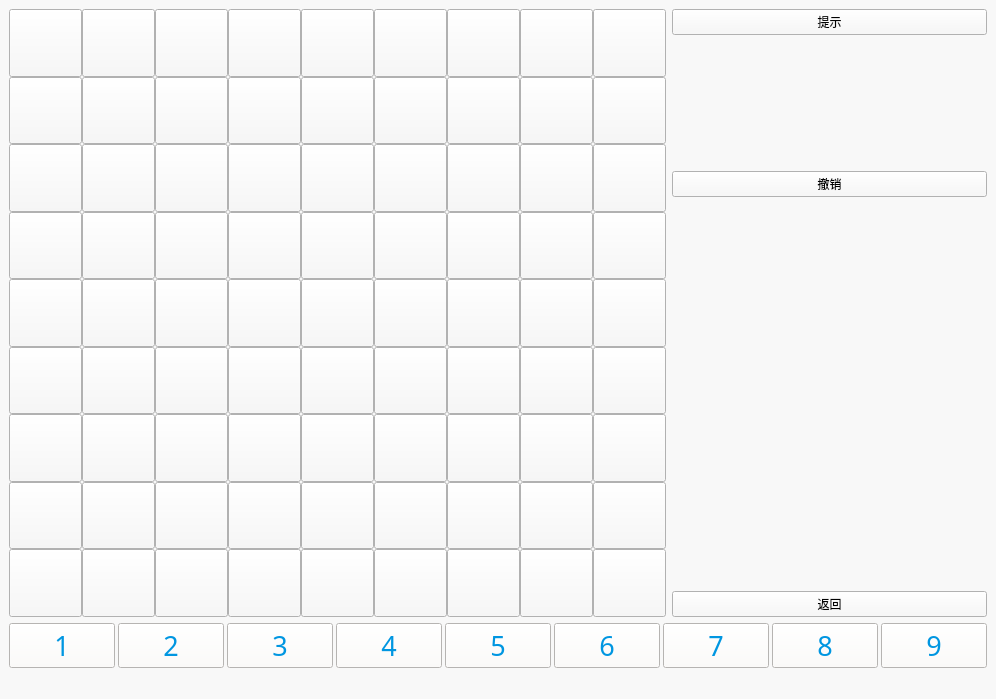
Hanii17/Sudoku_team12, file mainwindow.ui: the form before one commit.
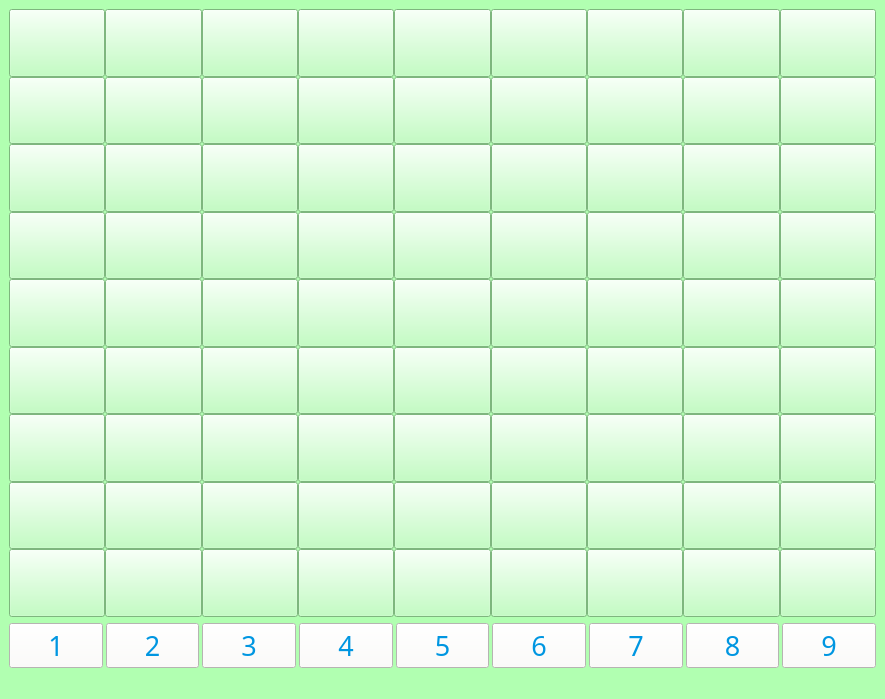
The form after the commit.

Diff of the .ui file:
```diff
--- a/mainwindow.ui
+++ b/mainwindow.ui
@@ -6,7 +6,7 @@
    <rect>
     <x>0</x>
     <y>0</y>
-    <width>996</width>
+    <width>885</width>
     <height>699</height>
    </rect>
   </property>
@@ -14,7 +14,7 @@
    <string>数独游戏</string>
   </property>
   <property name="styleSheet">
-   <string notr="true">background-color: rgb(248, 248, 248);</string>
+   <string notr="true">background-color: rgb(177, 255, 177);</string>
   </property>
   <widget class="QWidget" name="centralwidget">
    <layout class="QVBoxLayout" name="verticalLayout_3">
@@ -38,7 +38,7 @@
             <item row="0" column="0">
              <widget class="QPushButton" name="btn_1">
               <property name="sizePolicy">
-               <sizepolicy hsizetype="Preferred" vsizetype="Preferred">
+               <sizepolicy hsizetype="Expanding" vsizetype="Expanding">
                 <horstretch>0</horstretch>
                 <verstretch>0</verstretch>
                </sizepolicy>
@@ -77,7 +77,7 @@
             <item row="0" column="1">
              <widget class="QPushButton" name="btn_2">
               <property name="sizePolicy">
-               <sizepolicy hsizetype="Preferred" vsizetype="Preferred">
+               <sizepolicy hsizetype="Expanding" vsizetype="Expanding">
                 <horstretch>0</horstretch>
                 <verstretch>0</verstretch>
                </sizepolicy>
@@ -104,7 +104,7 @@
             <item row="2" column="1">
              <widget class="QPushButton" name="btn_20">
               <property name="sizePolicy">
-               <sizepolicy hsizetype="Preferred" vsizetype="Preferred">
+               <sizepolicy hsizetype="Expanding" vsizetype="Expanding">
                 <horstretch>0</horstretch>
                 <verstretch>0</verstretch>
                </sizepolicy>
@@ -131,7 +131,7 @@
             <item row="1" column="1">
              <widget class="QPushButton" name="btn_11">
               <property name="sizePolicy">
-               <sizepolicy hsizetype="Preferred" vsizetype="Preferred">
+               <sizepolicy hsizetype="Expanding" vsizetype="Expanding">
                 <horstretch>0</horstretch>
                 <verstretch>0</verstretch>
                </sizepolicy>
@@ -158,7 +158,7 @@
             <item row="2" column="2">
              <widget class="QPushButton" name="btn_21">
               <property name="sizePolicy">
-               <sizepolicy hsizetype="Preferred" vsizetype="Preferred">
+               <sizepolicy hsizetype="Expanding" vsizetype="Expanding">
                 <horstretch>0</horstretch>
                 <verstretch>0</verstretch>
                </sizepolicy>
@@ -185,7 +185,7 @@
             <item row="1" column="2">
              <widget class="QPushButton" name="btn_12">
               <property name="sizePolicy">
-               <sizepolicy hsizetype="Preferred" vsizetype="Preferred">
+               <sizepolicy hsizetype="Expanding" vsizetype="Expanding">
                 <horstretch>0</horstretch>
                 <verstretch>0</verstretch>
                </sizepolicy>
@@ -212,7 +212,7 @@
             <item row="2" column="0">
              <widget class="QPushButton" name="btn_19">
               <property name="sizePolicy">
-               <sizepolicy hsizetype="Preferred" vsizetype="Preferred">
+               <sizepolicy hsizetype="Expanding" vsizetype="Expanding">
                 <horstretch>0</horstretch>
                 <verstretch>0</verstretch>
                </sizepolicy>
@@ -239,7 +239,7 @@
             <item row="0" column="2">
              <widget class="QPushButton" name="btn_3">
               <property name="sizePolicy">
-               <sizepolicy hsizetype="Preferred" vsizetype="Preferred">
+               <sizepolicy hsizetype="Expanding" vsizetype="Expanding">
                 <horstretch>0</horstretch>
                 <verstretch>0</verstretch>
                </sizepolicy>
@@ -269,7 +269,7 @@
             <item row="1" column="0">
              <widget class="QPushButton" name="btn_10">
               <property name="sizePolicy">
-               <sizepolicy hsizetype="Preferred" vsizetype="Preferred">
+               <sizepolicy hsizetype="Expanding" vsizetype="Expanding">
                 <horstretch>0</horstretch>
                 <verstretch>0</verstretch>
                </sizepolicy>
@@ -303,7 +303,7 @@
             <item row="2" column="1">
              <widget class="QPushButton" name="btn_23">
               <property name="sizePolicy">
-               <sizepolicy hsizetype="Preferred" vsizetype="Preferred">
+               <sizepolicy hsizetype="Expanding" vsizetype="Expanding">
                 <horstretch>0</horstretch>
                 <verstretch>0</verstretch>
                </sizepolicy>
@@ -330,7 +330,7 @@
             <item row="1" column="0">
              <widget class="QPushButton" name="btn_13">
               <property name="sizePolicy">
-               <sizepolicy hsizetype="Preferred" vsizetype="Preferred">
+               <sizepolicy hsizetype="Expanding" vsizetype="Expanding">
                 <horstretch>0</horstretch>
                 <verstretch>0</verstretch>
                </sizepolicy>
@@ -357,7 +357,7 @@
             <item row="0" column="1">
              <widget class="QPushButton" name="btn_5">
               <property name="sizePolicy">
-               <sizepolicy hsizetype="Preferred" vsizetype="Preferred">
+               <sizepolicy hsizetype="Expanding" vsizetype="Expanding">
                 <horstretch>0</horstretch>
                 <verstretch>0</verstretch>
                </sizepolicy>
@@ -384,7 +384,7 @@
             <item row="2" column="0">
              <widget class="QPushButton" name="btn_22">
               <property name="sizePolicy">
-               <sizepolicy hsizetype="Preferred" vsizetype="Preferred">
+               <sizepolicy hsizetype="Expanding" vsizetype="Expanding">
                 <horstretch>0</horstretch>
                 <verstretch>0</verstretch>
                </sizepolicy>
@@ -411,7 +411,7 @@
             <item row="0" column="2">
              <widget class="QPushButton" name="btn_6">
               <property name="sizePolicy">
-               <sizepolicy hsizetype="Preferred" vsizetype="Preferred">
+               <sizepolicy hsizetype="Expanding" vsizetype="Expanding">
                 <horstretch>0</horstretch>
                 <verstretch>0</verstretch>
                </sizepolicy>
@@ -438,7 +438,7 @@
             <item row="2" column="2">
              <widget class="QPushButton" name="btn_24">
               <property name="sizePolicy">
-               <sizepolicy hsizetype="Preferred" vsizetype="Preferred">
+               <sizepolicy hsizetype="Expanding" vsizetype="Expanding">
                 <horstretch>0</horstretch>
                 <verstretch>0</verstretch>
                </sizepolicy>
@@ -465,7 +465,7 @@
             <item row="1" column="1">
              <widget class="QPushButton" name="btn_14">
               <property name="sizePolicy">
-               <sizepolicy hsizetype="Preferred" vsizetype="Preferred">
+               <sizepolicy hsizetype="Expanding" vsizetype="Expanding">
                 <horstretch>0</horstretch>
                 <verstretch>0</verstretch>
                </sizepolicy>
@@ -492,7 +492,7 @@
             <item row="1" column="2">
              <widget class="QPushButton" name="btn_15">
               <property name="sizePolicy">
-               <sizepolicy hsizetype="Preferred" vsizetype="Preferred">
+               <sizepolicy hsizetype="Expanding" vsizetype="Expanding">
                 <horstretch>0</horstretch>
                 <verstretch>0</verstretch>
                </sizepolicy>
@@ -519,7 +519,7 @@
             <item row="0" column="0">
              <widget class="QPushButton" name="btn_4">
               <property name="sizePolicy">
-               <sizepolicy hsizetype="Preferred" vsizetype="Preferred">
+               <sizepolicy hsizetype="Expanding" vsizetype="Expanding">
                 <horstretch>0</horstretch>
                 <verstretch>0</verstretch>
                </sizepolicy>
@@ -553,7 +553,7 @@
             <item row="0" column="0">
              <widget class="QPushButton" name="btn_7">
               <property name="sizePolicy">
-               <sizepolicy hsizetype="Preferred" vsizetype="Preferred">
+               <sizepolicy hsizetype="Expanding" vsizetype="Expanding">
                 <horstretch>0</horstretch>
                 <verstretch>0</verstretch>
                </sizepolicy>
@@ -580,7 +580,7 @@
             <item row="0" column="1">
              <widget class="QPushButton" name="btn_8">
               <property name="sizePolicy">
-               <sizepolicy hsizetype="Preferred" vsizetype="Preferred">
+               <sizepolicy hsizetype="Expanding" vsizetype="Expanding">
                 <horstretch>0</horstretch>
                 <verstretch>0</verstretch>
                </sizepolicy>
@@ -607,7 +607,7 @@
             <item row="0" column="2">
              <widget class="QPushButton" name="btn_9">
               <property name="sizePolicy">
-               <sizepolicy hsizetype="Preferred" vsizetype="Preferred">
+               <sizepolicy hsizetype="Expanding" vsizetype="Expanding">
                 <horstretch>0</horstretch>
                 <verstretch>0</verstretch>
                </sizepolicy>
@@ -634,7 +634,7 @@
             <item row="1" column="0">
              <widget class="QPushButton" name="btn_16">
               <property name="sizePolicy">
-               <sizepolicy hsizetype="Preferred" vsizetype="Preferred">
+               <sizepolicy hsizetype="Expanding" vsizetype="Expanding">
                 <horstretch>0</horstretch>
                 <verstretch>0</verstretch>
                </sizepolicy>
@@ -661,7 +661,7 @@
             <item row="1" column="1">
              <widget class="QPushButton" name="btn_17">
               <property name="sizePolicy">
-               <sizepolicy hsizetype="Preferred" vsizetype="Preferred">
+               <sizepolicy hsizetype="Expanding" vsizetype="Expanding">
                 <horstretch>0</horstretch>
                 <verstretch>0</verstretch>
                </sizepolicy>
@@ -688,7 +688,7 @@
             <item row="1" column="2">
              <widget class="QPushButton" name="btn_18">
               <property name="sizePolicy">
-               <sizepolicy hsizetype="Preferred" vsizetype="Preferred">
+               <sizepolicy hsizetype="Expanding" vsizetype="Expanding">
                 <horstretch>0</horstretch>
                 <verstretch>0</verstretch>
                </sizepolicy>
@@ -715,7 +715,7 @@
             <item row="2" column="0">
              <widget class="QPushButton" name="btn_25">
               <property name="sizePolicy">
-               <sizepolicy hsizetype="Preferred" vsizetype="Preferred">
+               <sizepolicy hsizetype="Expanding" vsizetype="Expanding">
                 <horstretch>0</horstretch>
                 <verstretch>0</verstretch>
                </sizepolicy>
@@ -742,7 +742,7 @@
             <item row="2" column="1">
              <widget class="QPushButton" name="btn_26">
               <property name="sizePolicy">
-               <sizepolicy hsizetype="Preferred" vsizetype="Preferred">
+               <sizepolicy hsizetype="Expanding" vsizetype="Expanding">
                 <horstretch>0</horstretch>
                 <verstretch>0</verstretch>
                </sizepolicy>
@@ -769,7 +769,7 @@
             <item row="2" column="2">
              <widget class="QPushButton" name="btn_27">
               <property name="sizePolicy">
-               <sizepolicy hsizetype="Preferred" vsizetype="Preferred">
+               <sizepolicy hsizetype="Expanding" vsizetype="Expanding">
                 <horstretch>0</horstretch>
                 <verstretch>0</verstretch>
                </sizepolicy>
@@ -810,7 +810,7 @@
             <item row="0" column="0">
              <widget class="QPushButton" name="btn_28">
               <property name="sizePolicy">
-               <sizepolicy hsizetype="Preferred" vsizetype="Preferred">
+               <sizepolicy hsizetype="Expanding" vsizetype="Expanding">
                 <horstretch>0</horstretch>
                 <verstretch>0</verstretch>
                </sizepolicy>
@@ -837,7 +837,7 @@
             <item row="0" column="1">
              <widget class="QPushButton" name="btn_29">
               <property name="sizePolicy">
-               <sizepolicy hsizetype="Preferred" vsizetype="Preferred">
+               <sizepolicy hsizetype="Expanding" vsizetype="Expanding">
                 <horstretch>0</horstretch>
                 <verstretch>0</verstretch>
                </sizepolicy>
@@ -864,7 +864,7 @@
             <item row="0" column="2">
              <widget class="QPushButton" name="btn_30">
               <property name="sizePolicy">
-               <sizepolicy hsizetype="Preferred" vsizetype="Preferred">
+               <sizepolicy hsizetype="Expanding" vsizetype="Expanding">
                 <horstretch>0</horstretch>
                 <verstretch>0</verstretch>
                </sizepolicy>
@@ -891,7 +891,7 @@
             <item row="1" column="0">
              <widget class="QPushButton" name="btn_37">
               <property name="sizePolicy">
-               <sizepolicy hsizetype="Preferred" vsizetype="Preferred">
+               <sizepolicy hsizetype="Expanding" vsizetype="Expanding">
                 <horstretch>0</horstretch>
                 <verstretch>0</verstretch>
                </sizepolicy>
@@ -918,7 +918,7 @@
             <item row="1" column="1">
              <widget class="QPushButton" name="btn_38">
               <property name="sizePolicy">
-               <sizepolicy hsizetype="Preferred" vsizetype="Preferred">
+               <sizepolicy hsizetype="Expanding" vsizetype="Expanding">
                 <horstretch>0</horstretch>
                 <verstretch>0</verstretch>
                </sizepolicy>
@@ -945,7 +945,7 @@
             <item row="1" column="2">
              <widget class="QPushButton" name="btn_39">
               <property name="sizePolicy">
-               <sizepolicy hsizetype="Preferred" vsizetype="Preferred">
+               <sizepolicy hsizetype="Expanding" vsizetype="Expanding">
                 <horstretch>0</horstretch>
                 <verstretch>0</verstretch>
                </sizepolicy>
@@ -972,7 +972,7 @@
             <item row="2" column="0">
              <widget class="QPushButton" name="btn_46">
               <property name="sizePolicy">
-               <sizepolicy hsizetype="Preferred" vsizetype="Preferred">
+               <sizepolicy hsizetype="Expanding" vsizetype="Expanding">
                 <horstretch>0</horstretch>
                 <verstretch>0</verstretch>
                </sizepolicy>
@@ -999,7 +999,7 @@
             <item row="2" column="1">
              <widget class="QPushButton" name="btn_47">
               <property name="sizePolicy">
-               <sizepolicy hsizetype="Preferred" vsizetype="Preferred">
+               <sizepolicy hsizetype="Expanding" vsizetype="Expanding">
                 <horstretch>0</horstretch>
                 <verstretch>0</verstretch>
                </sizepolicy>
@@ -1026,7 +1026,7 @@
             <item row="2" column="2">
              <widget class="QPushButton" name="btn_48">
               <property name="sizePolicy">
-               <sizepolicy hsizetype="Preferred" vsizetype="Preferred">
+               <sizepolicy hsizetype="Expanding" vsizetype="Expanding">
                 <horstretch>0</horstretch>
                 <verstretch>0</verstretch>
                </sizepolicy>
@@ -1060,7 +1060,7 @@
             <item row="0" column="0">
              <widget class="QPushButton" name="btn_31">
               <property name="sizePolicy">
-               <sizepolicy hsizetype="Preferred" vsizetype="Preferred">
+               <sizepolicy hsizetype="Expanding" vsizetype="Expanding">
                 <horstretch>0</horstretch>
                 <verstretch>0</verstretch>
                </sizepolicy>
@@ -1087,7 +1087,7 @@
             <item row="0" column="1">
              <widget class="QPushButton" name="btn_32">
               <property name="sizePolicy">
-               <sizepolicy hsizetype="Preferred" vsizetype="Preferred">
+               <sizepolicy hsizetype="Expanding" vsizetype="Expanding">
                 <horstretch>0</horstretch>
                 <verstretch>0</verstretch>
                </sizepolicy>
@@ -1114,7 +1114,7 @@
             <item row="1" column="2">
              <widget class="QPushButton" name="btn_42">
               <property name="sizePolicy">
-               <sizepolicy hsizetype="Preferred" vsizetype="Preferred">
+               <sizepolicy hsizetype="Expanding" vsizetype="Expanding">
                 <horstretch>0</horstretch>
                 <verstretch>0</verstretch>
                </sizepolicy>
@@ -1141,7 +1141,7 @@
             <item row="2" column="0">
              <widget class="QPushButton" name="btn_49">
               <property name="sizePolicy">
-               <sizepolicy hsizetype="Preferred" vsizetype="Preferred">
+               <sizepolicy hsizetype="Expanding" vsizetype="Expanding">
                 <horstretch>0</horstretch>
                 <verstretch>0</verstretch>
                </sizepolicy>
@@ -1168,7 +1168,7 @@
             <item row="0" column="2">
              <widget class="QPushButton" name="btn_33">
               <property name="sizePolicy">
-               <sizepolicy hsizetype="Preferred" vsizetype="Preferred">
+               <sizepolicy hsizetype="Expanding" vsizetype="Expanding">
                 <horstretch>0</horstretch>
                 <verstretch>0</verstretch>
                </sizepolicy>
@@ -1195,7 +1195,7 @@
             <item row="1" column="0">
              <widget class="QPushButton" name="btn_40">
               <property name="sizePolicy">
-               <sizepolicy hsizetype="Preferred" vsizetype="Preferred">
+               <sizepolicy hsizetype="Expanding" vsizetype="Expanding">
                 <horstretch>0</horstretch>
                 <verstretch>0</verstretch>
                </sizepolicy>
@@ -1222,7 +1222,7 @@
             <item row="1" column="1">
              <widget class="QPushButton" name="btn_41">
               <property name="sizePolicy">
-               <sizepolicy hsizetype="Preferred" vsizetype="Preferred">
+               <sizepolicy hsizetype="Expanding" vsizetype="Expanding">
                 <horstretch>0</horstretch>
                 <verstretch>0</verstretch>
                </sizepolicy>
@@ -1249,7 +1249,7 @@
             <item row="2" column="1">
              <widget class="QPushButton" name="btn_50">
               <property name="sizePolicy">
-               <sizepolicy hsizetype="Preferred" vsizetype="Preferred">
+               <sizepolicy hsizetype="Expanding" vsizetype="Expanding">
                 <horstretch>0</horstretch>
                 <verstretch>0</verstretch>
                </sizepolicy>
@@ -1279,7 +1279,7 @@
             <item row="2" column="2">
              <widget class="QPushButton" name="btn_51">
               <property name="sizePolicy">
-               <sizepolicy hsizetype="Preferred" vsizetype="Preferred">
+               <sizepolicy hsizetype="Expanding" vsizetype="Expanding">
                 <horstretch>0</horstretch>
                 <verstretch>0</verstretch>
                </sizepolicy>
@@ -1313,7 +1313,7 @@
             <item row="0" column="0">
              <widget class="QPushButton" name="btn_34">
               <property name="sizePolicy">
-               <sizepolicy hsizetype="Preferred" vsizetype="Preferred">
+               <sizepolicy hsizetype="Expanding" vsizetype="Expanding">
                 <horstretch>0</horstretch>
                 <verstretch>0</verstretch>
                </sizepolicy>
@@ -1340,7 +1340,7 @@
             <item row="0" column="1">
              <widget class="QPushButton" name="btn_35">
               <property name="sizePolicy">
-               <sizepolicy hsizetype="Preferred" vsizetype="Preferred">
+               <sizepolicy hsizetype="Expanding" vsizetype="Expanding">
                 <horstretch>0</horstretch>
                 <verstretch>0</verstretch>
                </sizepolicy>
@@ -1367,7 +1367,7 @@
             <item row="0" column="2">
              <widget class="QPushButton" name="btn_36">
               <property name="sizePolicy">
-               <sizepolicy hsizetype="Preferred" vsizetype="Preferred">
+               <sizepolicy hsizetype="Expanding" vsizetype="Expanding">
                 <horstretch>0</horstretch>
                 <verstretch>0</verstretch>
                </sizepolicy>
@@ -1394,7 +1394,7 @@
             <item row="1" column="0">
              <widget class="QPushButton" name="btn_43">
               <property name="sizePolicy">
-               <sizepolicy hsizetype="Preferred" vsizetype="Preferred">
+               <sizepolicy hsizetype="Expanding" vsizetype="Expanding">
                 <horstretch>0</horstretch>
                 <verstretch>0</verstretch>
                </sizepolicy>
@@ -1421,7 +1421,7 @@
             <item row="1" column="1">
              <widget class="QPushButton" name="btn_44">
               <property name="sizePolicy">
-               <sizepolicy hsizetype="Preferred" vsizetype="Preferred">
+               <sizepolicy hsizetype="Expanding" vsizetype="Expanding">
                 <horstretch>0</horstretch>
                 <verstretch>0</verstretch>
                </sizepolicy>
@@ -1448,7 +1448,7 @@
             <item row="1" column="2">
              <widget class="QPushButton" name="btn_45">
               <property name="sizePolicy">
-               <sizepolicy hsizetype="Preferred" vsizetype="Preferred">
+               <sizepolicy hsizetype="Expanding" vsizetype="Expanding">
                 <horstretch>0</horstretch>
                 <verstretch>0</verstretch>
                </sizepolicy>
@@ -1475,7 +1475,7 @@
             <item row="2" column="0">
              <widget class="QPushButton" name="btn_52">
               <property name="sizePolicy">
-               <sizepolicy hsizetype="Preferred" vsizetype="Preferred">
+               <sizepolicy hsizetype="Expanding" vsizetype="Expanding">
                 <horstretch>0</horstretch>
                 <verstretch>0</verstretch>
                </sizepolicy>
@@ -1502,7 +1502,7 @@
             <item row="2" column="1">
              <widget class="QPushButton" name="btn_53">
               <property name="sizePolicy">
-               <sizepolicy hsizetype="Preferred" vsizetype="Preferred">
+               <sizepolicy hsizetype="Expanding" vsizetype="Expanding">
                 <horstretch>0</horstretch>
                 <verstretch>0</verstretch>
                </sizepolicy>
@@ -1529,7 +1529,7 @@
             <item row="2" column="2">
              <widget class="QPushButton" name="btn_54">
               <property name="sizePolicy">
-               <sizepolicy hsizetype="Preferred" vsizetype="Preferred">
+               <sizepolicy hsizetype="Expanding" vsizetype="Expanding">
                 <horstretch>0</horstretch>
                 <verstretch>0</verstretch>
                </sizepolicy>
@@ -1570,7 +1570,7 @@
             <item row="0" column="0">
              <widget class="QPushButton" name="btn_55">
               <property name="sizePolicy">
-               <sizepolicy hsizetype="Preferred" vsizetype="Preferred">
+               <sizepolicy hsizetype="Expanding" vsizetype="Expanding">
                 <horstretch>0</horstretch>
                 <verstretch>0</verstretch>
                </sizepolicy>
@@ -1597,7 +1597,7 @@
             <item row="0" column="1">
              <widget class="QPushButton" name="btn_56">
               <property name="sizePolicy">
-               <sizepolicy hsizetype="Preferred" vsizetype="Preferred">
+               <sizepolicy hsizetype="Expanding" vsizetype="Expanding">
                 <horstretch>0</horstretch>
                 <verstretch>0</verstretch>
                </sizepolicy>
@@ -1624,7 +1624,7 @@
             <item row="0" column="2">
              <widget class="QPushButton" name="btn_57">
               <property name="sizePolicy">
-               <sizepolicy hsizetype="Preferred" vsizetype="Preferred">
+               <sizepolicy hsizetype="Expanding" vsizetype="Expanding">
                 <horstretch>0</horstretch>
                 <verstretch>0</verstretch>
                </sizepolicy>
@@ -1651,7 +1651,7 @@
             <item row="1" column="0">
              <widget class="QPushButton" name="btn_64">
               <property name="sizePolicy">
-               <sizepolicy hsizetype="Preferred" vsizetype="Preferred">
+               <sizepolicy hsizetype="Expanding" vsizetype="Expanding">
                 <horstretch>0</horstretch>
                 <verstretch>0</verstretch>
                </sizepolicy>
@@ -1678,7 +1678,7 @@
             <item row="1" column="1">
              <widget class="QPushButton" name="btn_65">
               <property name="sizePolicy">
-               <sizepolicy hsizetype="Preferred" vsizetype="Preferred">
+               <sizepolicy hsizetype="Expanding" vsizetype="Expanding">
                 <horstretch>0</horstretch>
                 <verstretch>0</verstretch>
                </sizepolicy>
@@ -1705,7 +1705,7 @@
             <item row="1" column="2">
              <widget class="QPushButton" name="btn_66">
               <property name="sizePolicy">
-               <sizepolicy hsizetype="Preferred" vsizetype="Preferred">
+               <sizepolicy hsizetype="Expanding" vsizetype="Expanding">
                 <horstretch>0</horstretch>
                 <verstretch>0</verstretch>
                </sizepolicy>
@@ -1732,7 +1732,7 @@
             <item row="2" column="0">
              <widget class="QPushButton" name="btn_73">
               <property name="sizePolicy">
-               <sizepolicy hsizetype="Preferred" vsizetype="Preferred">
+               <sizepolicy hsizetype="Expanding" vsizetype="Expanding">
                 <horstretch>0</horstretch>
                 <verstretch>0</verstretch>
                </sizepolicy>
@@ -1759,7 +1759,7 @@
             <item row="2" column="1">
              <widget class="QPushButton" name="btn_74">
               <property name="sizePolicy">
-               <sizepolicy hsizetype="Preferred" vsizetype="Preferred">
+               <sizepolicy hsizetype="Expanding" vsizetype="Expanding">
                 <horstretch>0</horstretch>
                 <verstretch>0</verstretch>
                </sizepolicy>
@@ -1786,7 +1786,7 @@
             <item row="2" column="2">
              <widget class="QPushButton" name="btn_75">
               <property name="sizePolicy">
-               <sizepolicy hsizetype="Preferred" vsizetype="Preferred">
+               <sizepolicy hsizetype="Expanding" vsizetype="Expanding">
                 <horstretch>0</horstretch>
                 <verstretch>0</verstretch>
                </sizepolicy>
@@ -1820,7 +1820,7 @@
             <item row="0" column="0">
              <widget class="QPushButton" name="btn_58">
               <property name="sizePolicy">
-               <sizepolicy hsizetype="Preferred" vsizetype="Preferred">
+               <sizepolicy hsizetype="Expanding" vsizetype="Expanding">
                 <horstretch>0</horstretch>
                 <verstretch>0</verstretch>
                </sizepolicy>
@@ -1847,7 +1847,7 @@
             <item row="0" column="1">
              <widget class="QPushButton" name="btn_59">
               <property name="sizePolicy">
-               <sizepolicy hsizetype="Preferred" vsizetype="Preferred">
+               <sizepolicy hsizetype="Expanding" vsizetype="Expanding">
                 <horstretch>0</horstretch>
                 <verstretch>0</verstretch>
                </sizepolicy>
@@ -1874,7 +1874,7 @@
             <item row="0" column="2">
              <widget class="QPushButton" name="btn_60">
               <property name="sizePolicy">
-               <sizepolicy hsizetype="Preferred" vsizetype="Preferred">
+               <sizepolicy hsizetype="Expanding" vsizetype="Expanding">
                 <horstretch>0</horstretch>
                 <verstretch>0</verstretch>
                </sizepolicy>
@@ -1901,7 +1901,7 @@
             <item row="1" column="0">
              <widget class="QPushButton" name="btn_67">
               <property name="sizePolicy">
-               <sizepolicy hsizetype="Preferred" vsizetype="Preferred">
+               <sizepolicy hsizetype="Expanding" vsizetype="Expanding">
                 <horstretch>0</horstretch>
                 <verstretch>0</verstretch>
                </sizepolicy>
@@ -1928,7 +1928,7 @@
             <item row="1" column="1">
              <widget class="QPushButton" name="btn_68">
               <property name="sizePolicy">
-               <sizepolicy hsizetype="Preferred" vsizetype="Preferred">
+               <sizepolicy hsizetype="Expanding" vsizetype="Expanding">
                 <horstretch>0</horstretch>
                 <verstretch>0</verstretch>
                </sizepolicy>
@@ -1955,7 +1955,7 @@
             <item row="1" column="2">
              <widget class="QPushButton" name="btn_69">
               <property name="sizePolicy">
-               <sizepolicy hsizetype="Preferred" vsizetype="Preferred">
+               <sizepolicy hsizetype="Expanding" vsizetype="Expanding">
                 <horstretch>0</horstretch>
                 <verstretch>0</verstretch>
                </sizepolicy>
@@ -1982,7 +1982,7 @@
             <item row="2" column="0">
              <widget class="QPushButton" name="btn_76">
               <property name="sizePolicy">
-               <sizepolicy hsizetype="Preferred" vsizetype="Preferred">
+               <sizepolicy hsizetype="Expanding" vsizetype="Expanding">
                 <horstretch>0</horstretch>
                 <verstretch>0</verstretch>
                </sizepolicy>
@@ -2009,7 +2009,7 @@
             <item row="2" column="1">
              <widget class="QPushButton" name="btn_77">
               <property name="sizePolicy">
-               <sizepolicy hsizetype="Preferred" vsizetype="Preferred">
+               <sizepolicy hsizetype="Expanding" vsizetype="Expanding">
                 <horstretch>0</horstretch>
                 <verstretch>0</verstretch>
                </sizepolicy>
@@ -2036,7 +2036,7 @@
             <item row="2" column="2">
              <widget class="QPushButton" name="btn_78">
               <property name="sizePolicy">
-               <sizepolicy hsizetype="Preferred" vsizetype="Preferred">
+               <sizepolicy hsizetype="Expanding" vsizetype="Expanding">
                 <horstretch>0</horstretch>
                 <verstretch>0</verstretch>
                </sizepolicy>
@@ -2070,7 +2070,7 @@
             <item row="0" column="0">
              <widget class="QPushButton" name="btn_61">
               <property name="sizePolicy">
-               <sizepolicy hsizetype="Preferred" vsizetype="Preferred">
+               <sizepolicy hsizetype="Expanding" vsizetype="Expanding">
                 <horstretch>0</horstretch>
                 <verstretch>0</verstretch>
                </sizepolicy>
@@ -2097,7 +2097,7 @@
             <item row="0" column="1">
              <widget class="QPushButton" name="btn_62">
               <property name="sizePolicy">
-               <sizepolicy hsizetype="Preferred" vsizetype="Preferred">
+               <sizepolicy hsizetype="Expanding" vsizetype="Expanding">
                 <horstretch>0</horstretch>
                 <verstretch>0</verstretch>
                </sizepolicy>
@@ -2124,7 +2124,7 @@
             <item row="0" column="2">
              <widget class="QPushButton" name="btn_63">
               <property name="sizePolicy">
-               <sizepolicy hsizetype="Preferred" vsizetype="Preferred">
+               <sizepolicy hsizetype="Expanding" vsizetype="Expanding">
                 <horstretch>0</horstretch>
                 <verstretch>0</verstretch>
                </sizepolicy>
@@ -2151,7 +2151,7 @@
             <item row="1" column="0">
              <widget class="QPushButton" name="btn_70">
               <property name="sizePolicy">
-               <sizepolicy hsizetype="Preferred" vsizetype="Preferred">
+               <sizepolicy hsizetype="Expanding" vsizetype="Expanding">
                 <horstretch>0</horstretch>
                 <verstretch>0</verstretch>
                </sizepolicy>
@@ -2178,7 +2178,7 @@
             <item row="1" column="1">
              <widget class="QPushButton" name="btn_71">
               <property name="sizePolicy">
-               <sizepolicy hsizetype="Preferred" vsizetype="Preferred">
+               <sizepolicy hsizetype="Expanding" vsizetype="Expanding">
                 <horstretch>0</horstretch>
                 <verstretch>0</verstretch>
                </sizepolicy>
@@ -2205,7 +2205,7 @@
             <item row="1" column="2">
              <widget class="QPushButton" name="btn_72">
               <property name="sizePolicy">
-               <sizepolicy hsizetype="Preferred" vsizetype="Preferred">
+               <sizepolicy hsizetype="Expanding" vsizetype="Expanding">
                 <horstretch>0</horstretch>
                 <verstretch>0</verstretch>
                </sizepolicy>
@@ -2232,7 +2232,7 @@
             <item row="2" column="0">
              <widget class="QPushButton" name="btn_79">
               <property name="sizePolicy">
-               <sizepolicy hsizetype="Preferred" vsizetype="Preferred">
+               <sizepolicy hsizetype="Expanding" vsizetype="Expanding">
                 <horstretch>0</horstretch>
                 <verstretch>0</verstretch>
                </sizepolicy>
@@ -2259,7 +2259,7 @@
             <item row="2" column="1">
              <widget class="QPushButton" name="btn_80">
               <property name="sizePolicy">
-               <sizepolicy hsizetype="Preferred" vsizetype="Preferred">
+               <sizepolicy hsizetype="Expanding" vsizetype="Expanding">
                 <horstretch>0</horstretch>
                 <verstretch>0</verstretch>
                </sizepolicy>
@@ -2286,7 +2286,7 @@
             <item row="2" column="2">
              <widget class="QPushButton" name="btn_81">
               <property name="sizePolicy">
-               <sizepolicy hsizetype="Preferred" vsizetype="Preferred">
+               <sizepolicy hsizetype="Expanding" vsizetype="Expanding">
                 <horstretch>0</horstretch>
                 <verstretch>0</verstretch>
                </sizepolicy>
@@ -2316,57 +2316,6 @@
         </item>
        </layout>
       </item>
-      <item>
-       <layout class="QVBoxLayout" name="verticalLayout_2" stretch="1,1,1,3,1">
-        <item>
-         <widget class="QPushButton" name="pushButton">
-          <property name="text">
-           <string>提示</string>
-          </property>
-         </widget>
-        </item>
-        <item>
-         <spacer name="verticalSpacer_2">
-          <property name="orientation">
-           <enum>Qt::Vertical</enum>
-          </property>
-          <property name="sizeHint" stdset="0">
-           <size>
-            <width>20</width>
-            <height>40</height>
-           </size>
-          </property>
-         </spacer>
-        </item>
-        <item>
-         <widget class="QPushButton" name="pushButton_2">
-          <property name="text">
-           <string>撤销</string>
-          </property>
-         </widget>
-        </item>
-        <item>
-         <spacer name="verticalSpacer">
-          <property name="orientation">
-           <enum>Qt::Vertical</enum>
-          </property>
-          <property name="sizeHint" stdset="0">
-           <size>
-            <width>20</width>
-            <height>40</height>
-           </size>
-          </property>
-         </spacer>
-        </item>
-        <item>
-         <widget class="QPushButton" name="pushButton_3">
-          <property name="text">
-           <string>返回</string>
-          </property>
-         </widget>
-        </item>
-       </layout>
-      </item>
      </layout>
     </item>
     <item>
```
Left out of the diff: 2 changed lines with no effect on the pictures.
